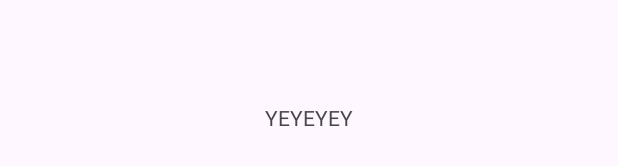
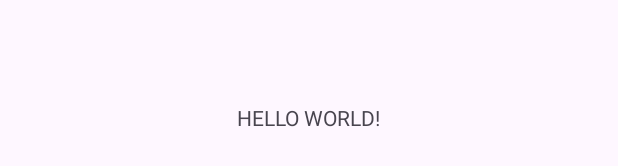
Before and after one commit to Devi-web22/app_todo_rimender, an Android app: the layout activity_main.xml on its own in the app's theme, with its tools: preview values and no code run, on a phone screen of 412 x 824 dp. Shown: the part 501-667 px from the top of the screen. Run offline under Robolectric (Android 15) with nearby library versions, the phone set to English and light mode, and no system bars.

Commit message:
ganti teks

```diff
--- a/app/src/main/res/layout/activity_main.xml
+++ b/app/src/main/res/layout/activity_main.xml
@@ -10,7 +10,7 @@
     <TextView
         android:layout_width="wrap_content"
         android:layout_height="wrap_content"
-        android:text="YEYEYEY"
+        android:text="HELLO WORLD!"
         app:layout_constraintBottom_toBottomOf="parent"
         app:layout_constraintEnd_toEndOf="parent"
         app:layout_constraintStart_toStartOf="parent"
```
